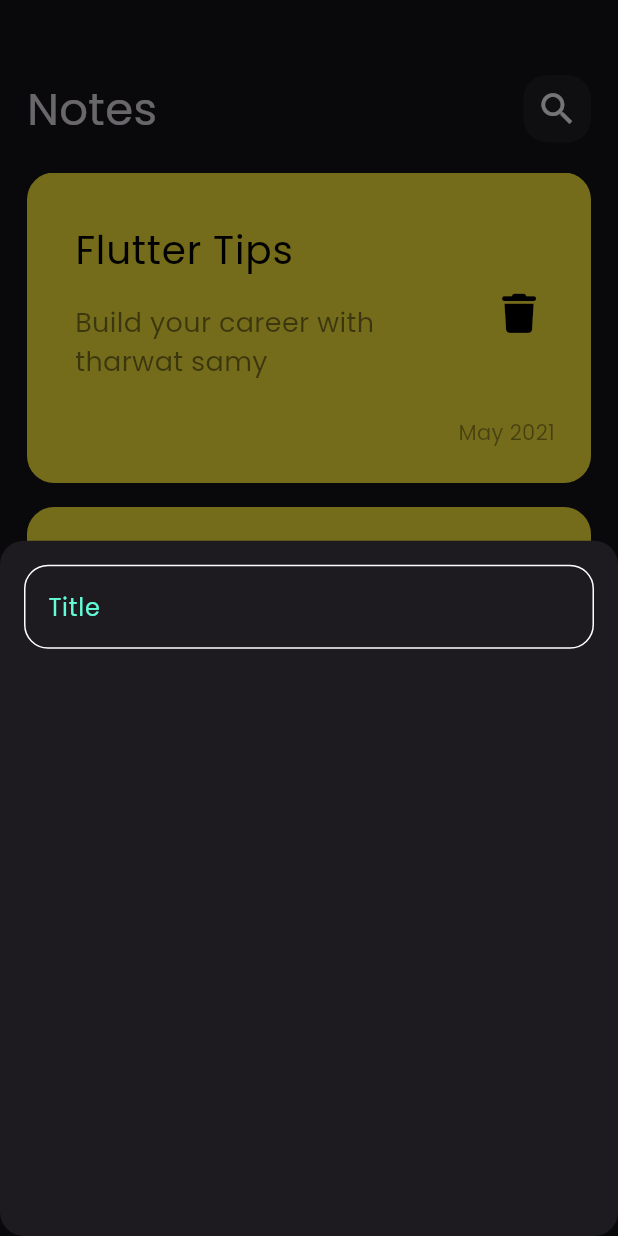
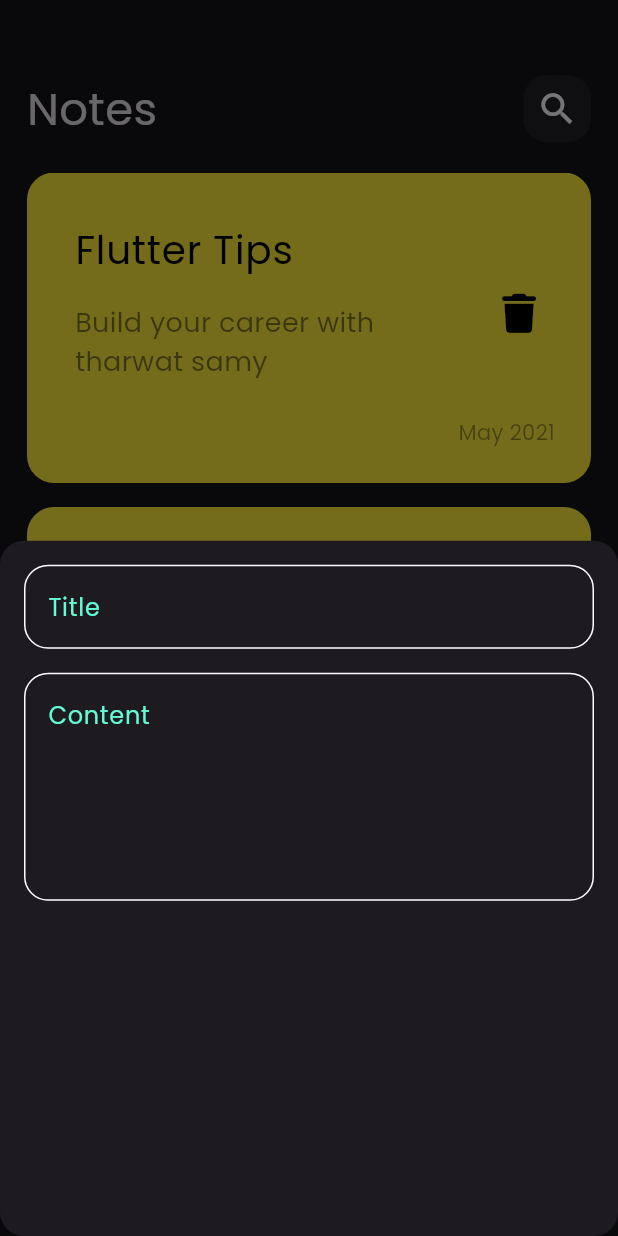
Before and after one commit to Afwra/flutter_notes_app_tharwat_samy, a Flutter app: the screen it shows after launch, after a tap on the "add" icon, on a phone screen of 412 x 824 dp. Run offline on Flutter 3.47's test engine with Material 3 defaults, Android fonts, the phone set to English and light mode, and no system bars; our stand-ins replace font_awesome_flutter.

Commit message:
added fields to bottom sheet

```diff
--- a/lib/views/widgets/custom_bottom_sheet.dart
+++ b/lib/views/widgets/custom_bottom_sheet.dart
@@ -6,11 +6,20 @@ class CustomBottomSheet extends StatelessWidget {
 
   @override
   Widget build(BuildContext context) {
-    return Padding(
-      padding: const EdgeInsets.all(16.0),
+    return const Padding(
+      padding: EdgeInsets.all(16.0),
       child: Column(
         children: [
-          CustomTextField(),
+          CustomTextField(
+            hintText: 'Title',
+          ),
+          SizedBox(
+            height: 16,
+          ),
+          CustomTextField(
+            hintText: 'Content',
+            maxLines: 5,
+          ),
         ],
       ),
     );
--- a/lib/views/widgets/custom_text_field.dart
+++ b/lib/views/widgets/custom_text_field.dart
@@ -2,14 +2,18 @@ import 'package:flutter/material.dart';
 import 'package:notes_app/constants.dart';
 
 class CustomTextField extends StatelessWidget {
-  const CustomTextField({super.key});
+  const CustomTextField({super.key, required this.hintText, this.maxLines = 1});
+
+  final String hintText;
+  final int maxLines;
 
   @override
   Widget build(BuildContext context) {
     return TextField(
       cursorColor: kPrimaryColor,
+      maxLines: maxLines,
       decoration: InputDecoration(
-          hintText: 'Title',
+          hintText: hintText,
           hintStyle: const TextStyle(color: kPrimaryColor),
           border: getInputBorder(),
           enabledBorder: getInputBorder(),
```
